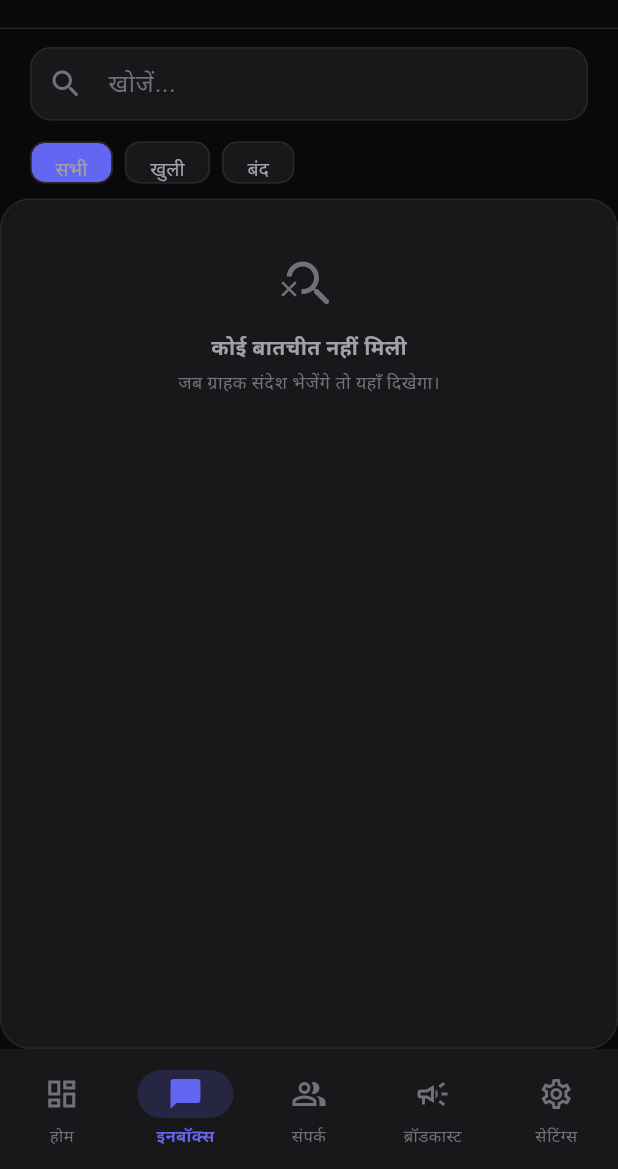
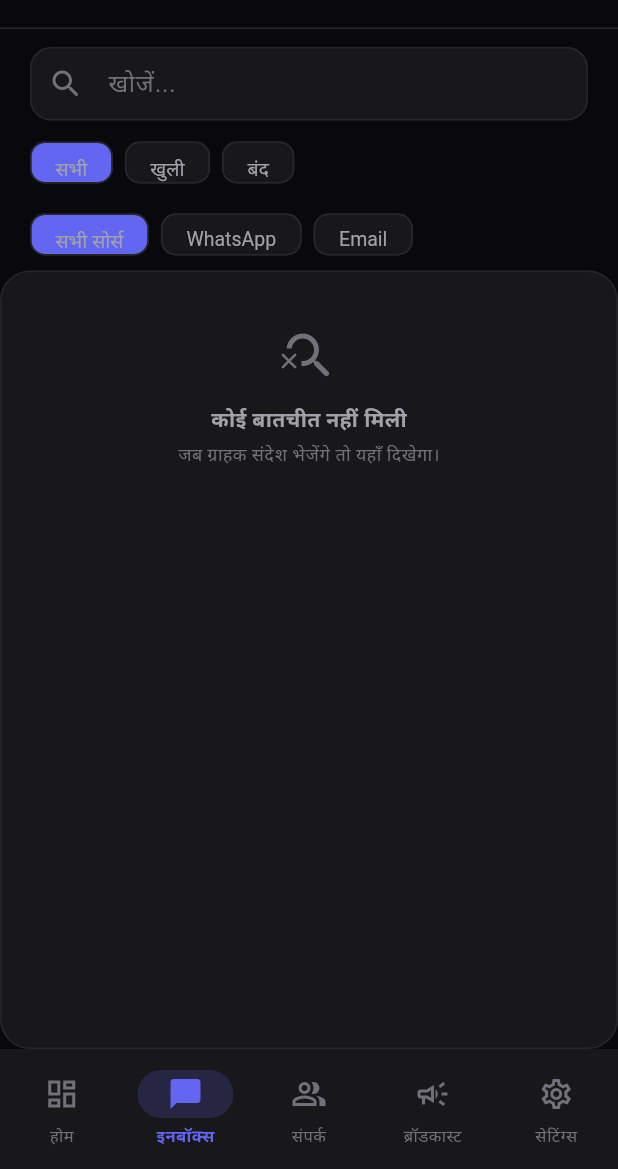
Before and after one commit to NavaSanganakah-Multiventures/dheetantra-social-crm, a Flutter app: the HomeShell screen opened directly, after a tap on "इनबॉक्स", on a phone screen of 412 x 824 dp, the part 67-1236 px from its top. Run offline on Flutter 3.47's test engine with Material 3 defaults, Android fonts, the phone set to English and light mode, and no system bars; our stand-ins replace cookie_jar, dio, dio_cookie_manager, firebase_core, firebase_crashlytics, firebase_messaging and 4 more; missing offline and left inert: flutter_callkit_incoming, flutter_webrtc; accounts and stored records are empty; network calls fail.

Commit message:
feat: message platform/source column (whatsapp/email, future instagram/facebook) + email inbox ordering fix + source badges/filters in user app

```diff
--- a/flutter/user/lib/models/models.dart
+++ b/flutter/user/lib/models/models.dart
@@ -90,6 +90,7 @@ class Message {
   final String status;
   final String? subject;
   final String? html;
+  final String? platform;
 
   const Message({
     required this.id,
@@ -101,6 +102,7 @@ class Message {
     this.status = 'sent',
     this.subject,
     this.html,
+    this.platform,
   });
 
   factory Message.fromJson(Map<String, dynamic> json) {
@@ -133,6 +135,7 @@ class Message {
       status: json['status'] ?? 'sent',
       subject: subject,
       html: html,
+      platform: json['platform'] ?? json['source'],
     );
   }
 
@@ -146,6 +149,7 @@ class Message {
     String? status,
     String? subject,
     String? html,
+    String? platform,
   }) {
     return Message(
       id: id ?? this.id,
@@ -157,6 +161,7 @@ class Message {
       status: status ?? this.status,
       subject: subject ?? this.subject,
       html: html ?? this.html,
+      platform: platform ?? this.platform,
     );
   }
 }
--- a/flutter/user/lib/screens/inbox_screen.dart
+++ b/flutter/user/lib/screens/inbox_screen.dart
@@ -19,6 +19,7 @@ class InboxScreen extends StatefulWidget {
 class _InboxScreenState extends State<InboxScreen> {
   String _query = '';
   String _filter = 'सभी';
+  String _platformFilter = 'all'; // 'all' | 'whatsapp' | 'email' (future: instagram/facebook)
   bool _loading = true;
   List<Conversation> _allConversations = [];
   StreamSubscription? _msgSub;
@@ -27,6 +28,11 @@ class _InboxScreenState extends State<InboxScreen> {
   Timer? _autoRefresh;
 
   static const _filters = ['सभी', 'खुली', 'बंद'];
+  static const _platformFilters = [
+    ('सभी सोर्स', 'all'),
+    ('WhatsApp', 'whatsapp'),
+    ('Email', 'email'),
+  ];
 
   @override
   void initState() {
@@ -70,7 +76,10 @@ class _InboxScreenState extends State<InboxScreen> {
     if (_filter == 'खुली') statusFilter = 'open';
     if (_filter == 'बंद') statusFilter = 'closed';
 
-    final data = await api.getConversations(status: statusFilter);
+    final data = await api.getConversations(
+      status: statusFilter,
+      platform: _platformFilter,
+    );
     if (!mounted) return;
 
     setState(() {
@@ -119,6 +128,28 @@ class _InboxScreenState extends State<InboxScreen> {
                 selected: selected,
                 onSelected: (_) {
                   setState(() => _filter = f);
+                  _loadConversations();
+                },
+                showCheckmark: false,
+              );
+            },
+          ),
+        ),
+        SizedBox(
+          height: 48,
+          child: ListView.separated(
+            padding: const EdgeInsets.symmetric(horizontal: 20, vertical: 10),
+            scrollDirection: Axis.horizontal,
+            itemCount: _platformFilters.length,
+            separatorBuilder: (__, ___) => const SizedBox(width: 8),
+            itemBuilder: (context, i) {
+              final (label, value) = _platformFilters[i];
+              final selected = _platformFilter == value;
+              return ChoiceChip(
+                label: Text(label),
+                selected: selected,
+                onSelected: (_) {
+                  setState(() => _platformFilter = value);
                   _loadConversations();
                 },
                 showCheckmark: false,
@@ -221,7 +252,12 @@ class _ConversationTile extends StatelessWidget {
                       ],
                     ),
                     const SizedBox(height: 5),
-                    Text(
+                    Row(
+                      children: [
+                        PlatformBadge(platform: conversation.platform),
+                        const SizedBox(width: 8),
+                        Expanded(
+                          child: Text(
                             conversation.lastMessage,
                             maxLines: 1,
                             overflow: TextOverflow.ellipsis,
@@ -229,6 +265,9 @@ class _ConversationTile extends StatelessWidget {
                               color: AppColors.textMuted,
                               fontSize: 13,
                             ),
+                          ),
+                        ),
+                      ],
                     ),
                   ],
                 ),
--- a/flutter/user/lib/services/api_service.dart
+++ b/flutter/user/lib/services/api_service.dart
@@ -185,11 +185,12 @@ class ApiService {
 
   // ========== CONVERSATIONS ==========
 
-  Future<List<dynamic>> getConversations({String? status, String? phoneNumberId}) async {
+  Future<List<dynamic>> getConversations({String? status, String? phoneNumberId, String? platform}) async {
     try {
       final queryParams = <String, dynamic>{};
       if (status != null && status != 'all') queryParams['status'] = status;
       if (phoneNumberId != null) queryParams['phoneNumberId'] = phoneNumberId;
+      if (platform != null && platform != 'all') queryParams['platform'] = platform;
       final res = await _dio.get('/api/inbox/conversations', queryParameters: queryParams);
       final data = res.data as Map<String, dynamic>;
       return data['conversations'] ?? [];
```
Also changed, not shown: flutter/user/lib/screens/chat_screen.dart (+11 -1 lines), flutter/user/lib/widgets/common.dart (+41 -0 lines), 6 other files. Lines whose indentation alone changed are shown as unchanged.
